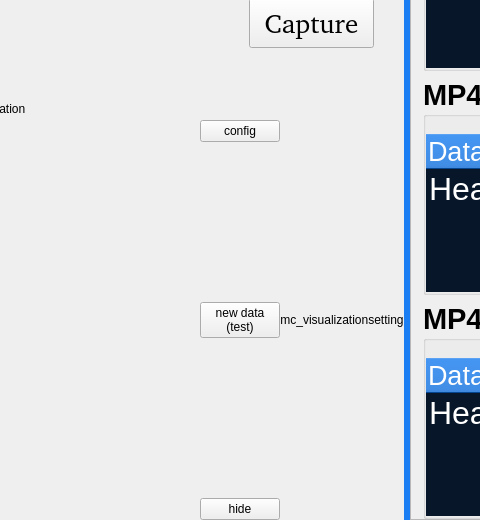
Old version of the form Tab_Observations_mainPage_Widget.ui in the repository wugl1218/phymon; both pictures show x 150 to 630 and y 367 to 887 of the 800 by 887 pixel window.
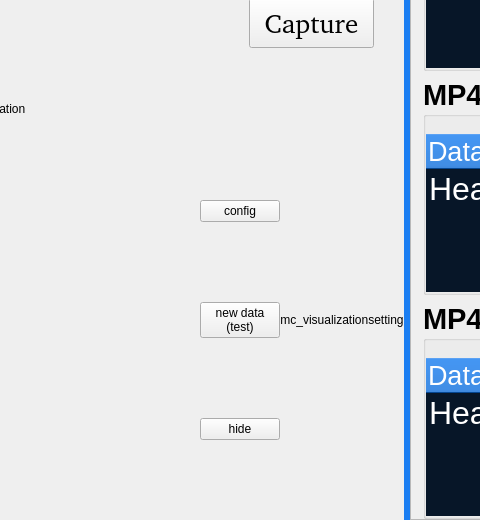
New version of the form. Custom widgets are drawn as their Qt base class.

Diff of the .ui file:
```diff
--- a/Tab_Observations_mainPage_Widget.ui
+++ b/Tab_Observations_mainPage_Widget.ui
@@ -50,7 +50,7 @@
     <number>0</number>
    </property>
    <item>
-    <layout class="QVBoxLayout" name="verticalLayout_5" stretch="0,13,0,0,0">
+    <layout class="QVBoxLayout" name="verticalLayout_5" stretch="0,15,3,0,0">
      <property name="spacing">
       <number>0</number>
      </property>
@@ -530,19 +530,6 @@
            </property>
           </widget>
          </item>
-         <item>
-          <spacer name="verticalSpacer">
-           <property name="orientation">
-            <enum>Qt::Vertical</enum>
-           </property>
-           <property name="sizeHint" stdset="0">
-            <size>
-             <width>20</width>
-             <height>40</height>
-            </size>
-           </property>
-          </spacer>
-         </item>
          <item>
           <widget class="QPushButton" name="visualization_new">
            <property name="maximumSize">
@@ -557,19 +544,6 @@
            </property>
           </widget>
          </item>
-         <item>
-          <spacer name="verticalSpacer_2">
-           <property name="orientation">
-            <enum>Qt::Vertical</enum>
-           </property>
-           <property name="sizeHint" stdset="0">
-            <size>
-             <width>20</width>
-             <height>40</height>
-            </size>
-           </property>
-          </spacer>
-         </item>
          <item>
           <widget class="QPushButton" name="visualization_hide_btn">
            <property name="maximumSize">
```
